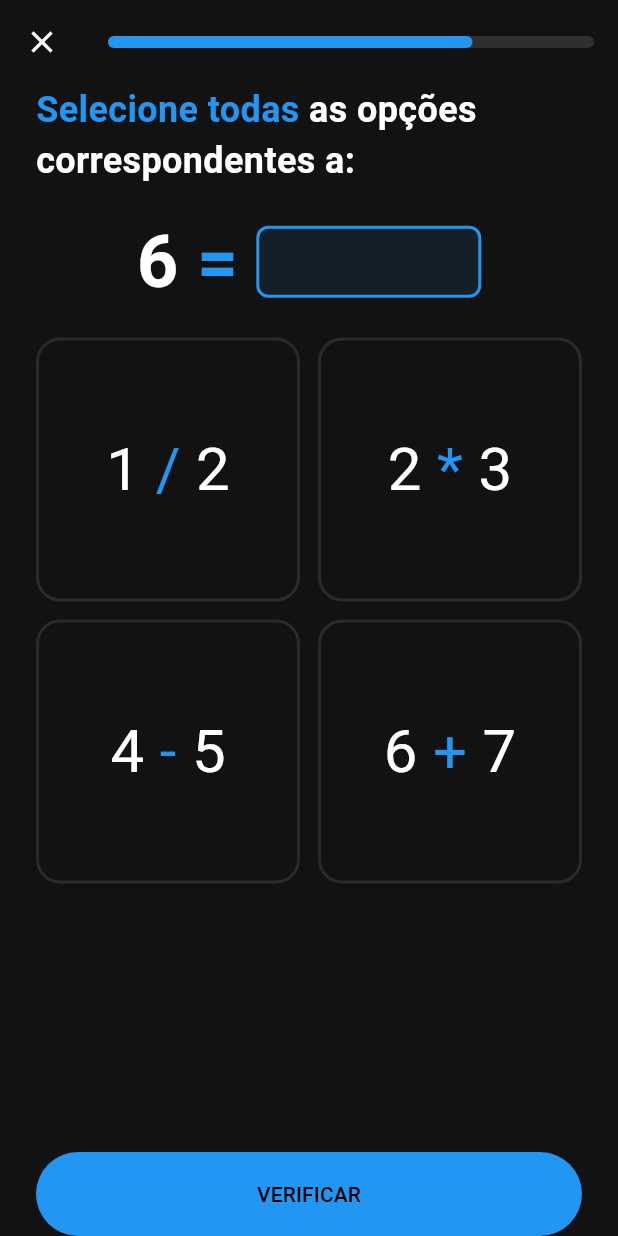
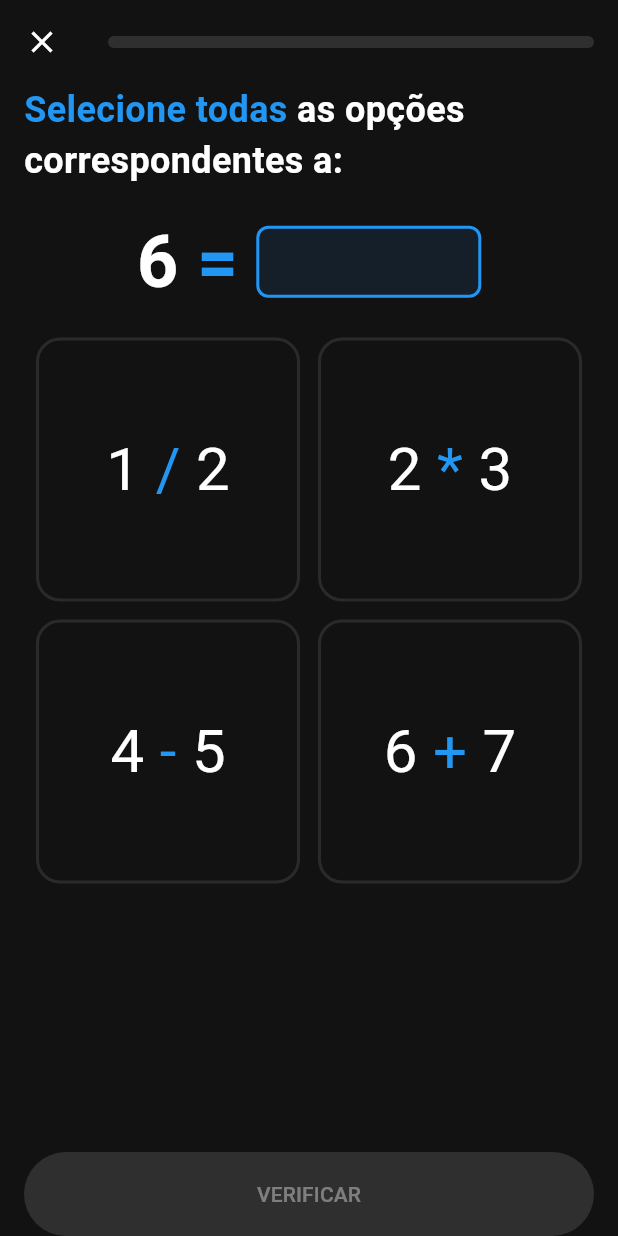
Before and after one commit to lucasdanbatista/matlingo-app, a Flutter app: the screen it shows after launch, on a phone screen of 412 x 824 dp. Run offline on Flutter 3.47's test engine with Material 3 defaults, Android fonts, the phone set to English and light mode, and no system bars; our stand-ins replace equatable.

Commit message:
Navigate to next lesson

```diff
--- a/lib/answer.dart
+++ /dev/null
@@ -1 +0,0 @@
-abstract class Answer {}
--- /dev/null
+++ b/lib/entities/answer.dart
@@ -0,0 +1,3 @@
+import 'package:equatable/equatable.dart';
+
+abstract class Answer extends Equatable {}
--- a/lib/arithmetic_answer.dart
+++ b/lib/entities/arithmetic_answer.dart
@@ -2,12 +2,19 @@ import 'answer.dart';
 
 class ArithmeticAnswer extends Answer {
   final String operand1;
+  final String operator;
   final String operand2;
-  final String operator;
 
   ArithmeticAnswer({
     required this.operand1,
+    required this.operator,
     required this.operand2,
-    required this.operator,
   });
+
+  @override
+  List<Object?> get props => [
+        operand1,
+        operator,
+        operand2,
+      ];
 }
--- /dev/null
+++ b/lib/entities/arithmetic_lesson.dart
@@ -0,0 +1,21 @@
+import 'arithmetic_answer.dart';
+import 'lesson.dart';
+
+class ArithmeticLesson extends Lesson {
+  final String question;
+  final List<ArithmeticAnswer> answers;
+  final List<ArithmeticAnswer> correctAnswers;
+
+  ArithmeticLesson({
+    required this.question,
+    required this.answers,
+    required this.correctAnswers,
+  });
+
+  @override
+  List<Object?> get props => [
+        question,
+        answers,
+        correctAnswers,
+      ];
+}
--- /dev/null
+++ b/lib/entities/lesson.dart
@@ -0,0 +1,3 @@
+import 'package:equatable/equatable.dart';
+
+abstract class Lesson extends Equatable {}
--- /dev/null
+++ b/lib/entities/unit.dart
@@ -0,0 +1,87 @@
+import 'arithmetic_answer.dart';
+import 'arithmetic_lesson.dart';
+import 'lesson.dart';
+
+class Unit {
+  final List<Lesson> lessons;
+
+  Unit({
+    required this.lessons,
+  });
+
+  factory Unit.mock() {
+    return Unit(
+      lessons: [
+        ArithmeticLesson(
+          question: '6',
+          correctAnswers: [
+            ArithmeticAnswer(
+              operand1: '2',
+              operator: '*',
+              operand2: '3',
+            ),
+          ],
+          answers: [
+            ArithmeticAnswer(
+              operand1: '1',
+              operator: '/',
+              operand2: '2',
+            ),
+            ArithmeticAnswer(
+              operand1: '2',
+              operator: '*',
+              operand2: '3',
+            ),
+            ArithmeticAnswer(
+              operand1: '4',
+              operator: '-',
+              operand2: '5',
+            ),
+            ArithmeticAnswer(
+              operand1: '6',
+              operator: '+',
+              operand2: '7',
+            ),
+          ],
+        ),
+        ArithmeticLesson(
+          question: '12',
+          correctAnswers: [
+            ArithmeticAnswer(
+              operand1: '24',
+              operator: '/',
+              operand2: '2',
+            ),
+            ArithmeticAnswer(
+              operand1: '16',
+              operator: '-',
+              operand2: '4',
+            ),
+          ],
+          answers: [
+            ArithmeticAnswer(
+              operand1: '1',
+              operator: '*',
+              operand2: '2',
+            ),
+            ArithmeticAnswer(
+              operand1: '24',
+              operator: '/',
+              operand2: '2',
+            ),
+            ArithmeticAnswer(
+              operand1: '16',
+              operator: '-',
+              operand2: '4',
+            ),
+            ArithmeticAnswer(
+              operand1: '20',
+              operator: '+',
+              operand2: '8',
+            ),
+          ],
+        ),
+      ],
+    );
+  }
+}
--- a/lib/lesson.dart
+++ /dev/null
@@ -1,11 +0,0 @@
-import 'answer.dart';
-
-class Lesson<T extends Answer> {
-  final String question;
-  final List<T> answers;
-
-  Lesson({
-    required this.question,
-    required this.answers,
-  });
-}
--- a/lib/lesson_page.dart
+++ /dev/null
@@ -1,53 +0,0 @@
-import 'package:flutter/material.dart';
-
-import 'arithmetic_answer.dart';
-import 'arithmetic_lesson_content.dart';
-import 'lesson.dart';
-
-class LessonPage extends StatelessWidget {
-  const LessonPage({super.key});
-
-  @override
-  Widget build(BuildContext context) {
-    return Scaffold(
-      appBar: AppBar(
-        leading: IconButton(
-          onPressed: () => Navigator.pop(context),
-          icon: const Icon(Icons.close),
-        ),
-        title: const LinearProgressIndicator(
-          value: 0.75,
-          minHeight: 8,
-          borderRadius: BorderRadius.all(Radius.circular(16)),
-        ),
-      ),
-      body: ArithmeticLessonContent(
-        lesson: Lesson<ArithmeticAnswer>(
-          question: '6',
-          answers: [
-            ArithmeticAnswer(
-              operand1: '1',
-              operator: '/',
-              operand2: '2',
-            ),
-            ArithmeticAnswer(
-              operand1: '2',
-              operator: '*',
-              operand2: '3',
-            ),
-            ArithmeticAnswer(
-              operand1: '4',
-              operator: '-',
-              operand2: '5',
-            ),
-            ArithmeticAnswer(
-              operand1: '6',
-              operator: '+',
-              operand2: '7',
-            ),
-          ],
-        ),
-      ),
-    );
-  }
-}
--- a/lib/main.dart
+++ b/lib/main.dart
@@ -1,6 +1,7 @@
 import 'package:flutter/material.dart';
 
-import 'lesson_page.dart';
+import 'entities/unit.dart';
+import 'pages/unit_page.dart';
 
 void main() {
   runApp(const MainApp());
@@ -23,7 +24,7 @@ class MainApp extends StatelessWidget {
         ),
       ),
       routes: {
-        '/': (context) => const LessonPage(),
+        '/': (context) => UnitPage(unit: Unit.mock()),
       },
     );
   }
--- /dev/null
+++ b/lib/pages/unit_page.dart
@@ -0,0 +1,62 @@
+import 'package:flutter/material.dart';
+
+import '../entities/arithmetic_lesson.dart';
+import '../entities/lesson.dart';
+import '../entities/unit.dart';
+import '../utils/cron.dart';
+import '../widgets/arithmetic_lesson_content.dart';
+
+class UnitPage extends StatefulWidget {
+  final Unit unit;
+
+  const UnitPage({
+    super.key,
+    required this.unit,
+  });
+
+  @override
+  State<UnitPage> createState() => _UnitPageState();
+}
+
+class _UnitPageState extends State<UnitPage> {
+  final completedLessons = <Lesson>[];
+  final pageController = PageController();
+
+  @override
+  Widget build(BuildContext context) {
+    return Scaffold(
+      appBar: AppBar(
+        leading: IconButton(
+          onPressed: () => Navigator.pop(context),
+          icon: const Icon(Icons.close),
+        ),
+        title: LinearProgressIndicator(
+          value: completedLessons.length / widget.unit.lessons.length,
+          minHeight: 8,
+          borderRadius: const BorderRadius.all(Radius.circular(16)),
+        ),
+      ),
+      body: PageView(
+        controller: pageController,
+        physics: const NeverScrollableScrollPhysics(),
+        children: widget.unit.lessons.map((lesson) {
+          if (lesson is ArithmeticLesson) {
+            return ArithmeticLessonContent(
+              lesson: lesson,
+              onComplete: () {
+                setState(() {
+                  completedLessons.add(lesson);
+                });
+                pageController.nextPage(
+                  duration: 600.milliseconds,
+                  curve: Curves.ease,
+                );
+              },
+            );
+          }
+          return const SizedBox.square();
+        }).toList(),
+      ),
+    );
+  }
+}
--- /dev/null
+++ b/lib/utils/cron.dart
@@ -0,0 +1,3 @@
+extension Cron on int {
+  Duration get milliseconds => Duration(milliseconds: this);
+}
--- a/lib/arithmetic_answer_widget.dart
+++ b/lib/widgets/arithmetic_answer_widget.dart
@@ -1,6 +1,6 @@
 import 'package:flutter/material.dart';
 
-import 'arithmetic_answer.dart';
+import '../entities/arithmetic_answer.dart';
 
 class ArithmeticAnswerWidget extends StatefulWidget {
   final ArithmeticAnswer answer;
--- a/lib/arithmetic_lesson_content.dart
+++ b/lib/widgets/arithmetic_lesson_content.dart
@@ -1,22 +1,32 @@
 import 'package:flutter/material.dart';
 
-import 'arithmetic_answer.dart';
+import '../entities/arithmetic_answer.dart';
+import '../entities/arithmetic_lesson.dart';
 import 'arithmetic_answer_widget.dart';
-import 'lesson.dart';
 
-class ArithmeticLessonContent extends StatelessWidget {
-  final Lesson<ArithmeticAnswer> lesson;
+class ArithmeticLessonContent extends StatefulWidget {
+  final ArithmeticLesson lesson;
+  final VoidCallback onComplete;
 
   const ArithmeticLessonContent({
     super.key,
     required this.lesson,
+    required this.onComplete,
   });
+
+  @override
+  State<ArithmeticLessonContent> createState() =>
+      _ArithmeticLessonContentState();
+}
+
+class _ArithmeticLessonContentState extends State<ArithmeticLessonContent> {
+  var selectedAnswers = <ArithmeticAnswer>[];
 
   @override
   Widget build(BuildContext context) {
     return SafeArea(
       child: Padding(
-        padding: const EdgeInsets.symmetric(horizontal: 24),
+        padding: const EdgeInsets.symmetric(horizontal: 16),
         child: Column(
           crossAxisAlignment: CrossAxisAlignment.start,
           children: [
@@ -46,7 +56,7 @@ class ArithmeticLessonContent extends StatelessWidget {
                   children: [
                     Text.rich(
                       TextSpan(
-                        text: '${lesson.question} ',
+                        text: '${widget.lesson.question} ',
                         style: const TextStyle(
                           fontSize: 48,
                           fontWeight: FontWeight.w700,
@@ -83,22 +93,45 @@ class ArithmeticLessonContent extends StatelessWidget {
               ),
             ),
             GridView.count(
+              physics: const NeverScrollableScrollPhysics(),
               shrinkWrap: true,
+              padding: const EdgeInsets.symmetric(horizontal: 8),
               crossAxisSpacing: 12,
               mainAxisSpacing: 12,
               crossAxisCount: 2,
-              children: lesson.answers
+              children: widget.lesson.answers
                   .map(
-                    (e) => ArithmeticAnswerWidget(
-                      answer: e,
-                      onTap: (selected) {},
+                    (answer) => ArithmeticAnswerWidget(
+                      answer: answer,
+                      onTap: (selected) => selected
+                          ? setState(() => selectedAnswers.add(answer))
+                          : setState(() => selectedAnswers.remove(answer)),
                     ),
                   )
                   .toList(),
             ),
             const Spacer(),
             FilledButton(
-              onPressed: () {},
+              onPressed: selectedAnswers.isNotEmpty
+                  ? () {
+                      if (widget.lesson.correctAnswers == selectedAnswers) {
+                        widget.onComplete();
+                      } else {
+                        ScaffoldMessenger.of(context).showSnackBar(
+                          const SnackBar(
+                            backgroundColor: Colors.redAccent,
+                            content: Text(
+                              'Tente novamente.',
+                              style: TextStyle(
+                                color: Colors.white,
+                                fontSize: 16,
+                              ),
+                            ),
+                          ),
+                        );
+                      }
+                    }
+                  : null,
               style: FilledButton.styleFrom(
                 minimumSize: const Size.fromHeight(56),
               ),
--- a/pubspec.yaml
+++ b/pubspec.yaml
@@ -9,6 +9,7 @@ environment:
 dependencies:
   flutter:
     sdk: flutter
+  equatable: ^2.0.5
 
 dev_dependencies:
   flutter_test:
```
Also changed, not shown: pubspec.lock.
